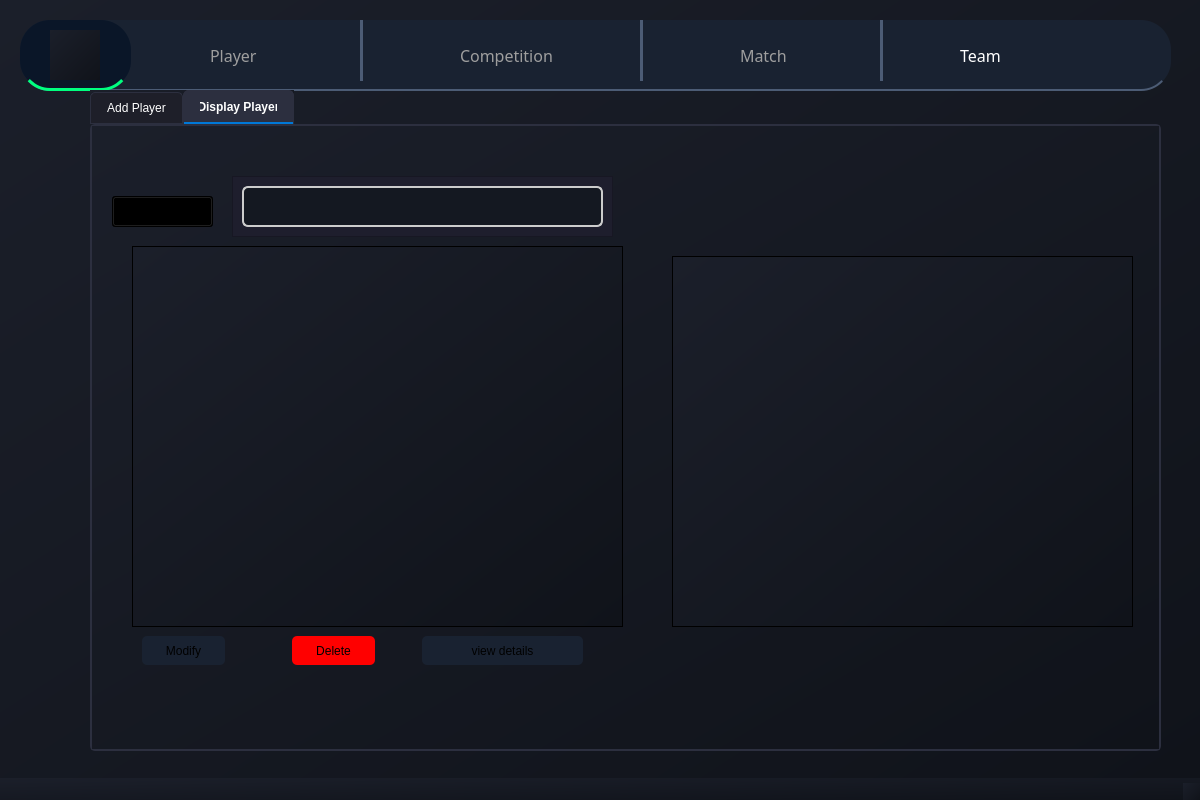
First picture: the form in JoueurQ/mainwindow.ui, repository Azer-khadhraoui/ALDAWRY-FOOTBALL, before the edit.
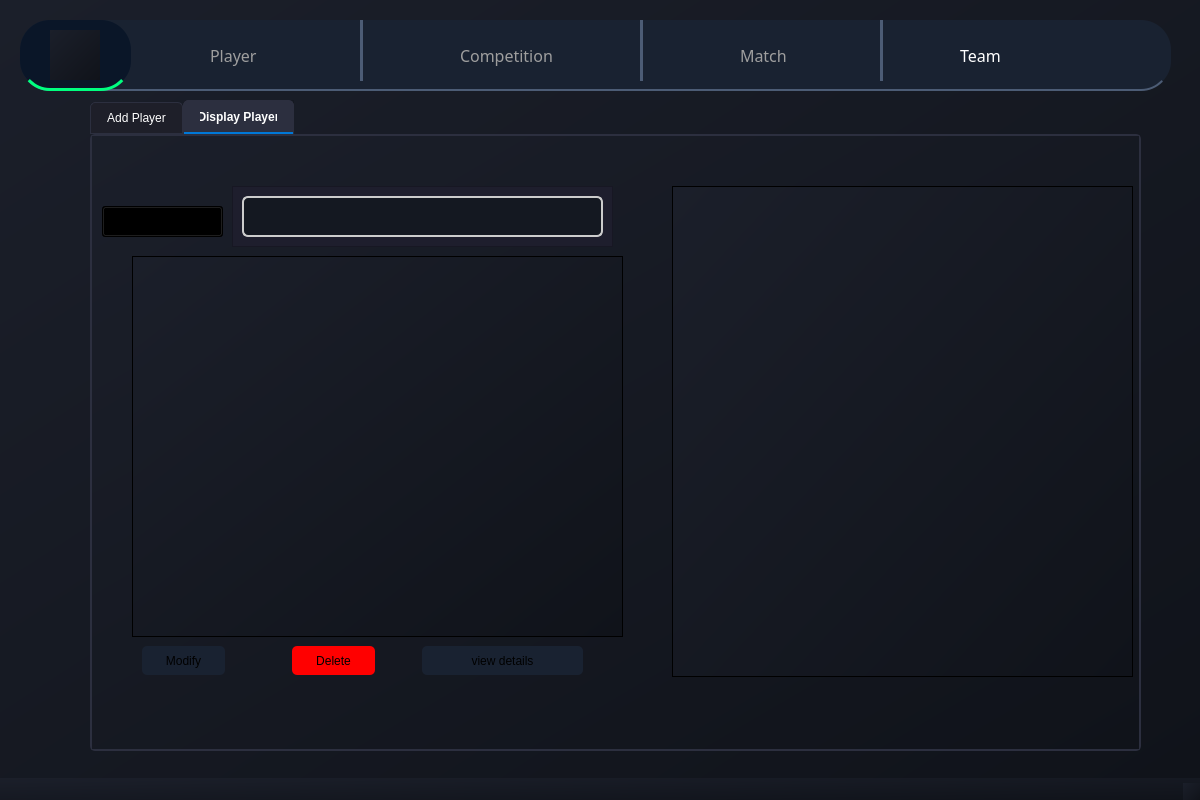
Second picture: the form after the edit. The open tabs and pages were chosen to show the change. Icons and pictures are not drawn.

Commit message: Add PDF export functionality and adjust UI layout for improved usability

What changed in the file:
```diff
--- a/JoueurQ/mainwindow.ui
+++ b/JoueurQ/mainwindow.ui
@@ -244,9 +244,9 @@
     <property name="geometry">
      <rect>
       <x>90</x>
-      <y>90</y>
-      <width>1071</width>
-      <height>661</height>
+      <y>100</y>
+      <width>1051</width>
+      <height>651</height>
      </rect>
     </property>
     <property name="layoutDirection">
@@ -668,9 +668,9 @@
       <property name="geometry">
        <rect>
         <x>580</x>
-        <y>130</y>
+        <y>50</y>
         <width>461</width>
-        <height>371</height>
+        <height>491</height>
        </rect>
       </property>
       <property name="frameShape">
@@ -681,9 +681,9 @@
      <widget class="QComboBox" name="comboBoxTri">
       <property name="geometry">
        <rect>
-        <x>20</x>
+        <x>10</x>
         <y>70</y>
-        <width>101</width>
+        <width>121</width>
         <height>31</height>
        </rect>
       </property>
```
Left out of the diff: 2 changed lines with no effect on the pictures. The commit also changes 3 other files.
